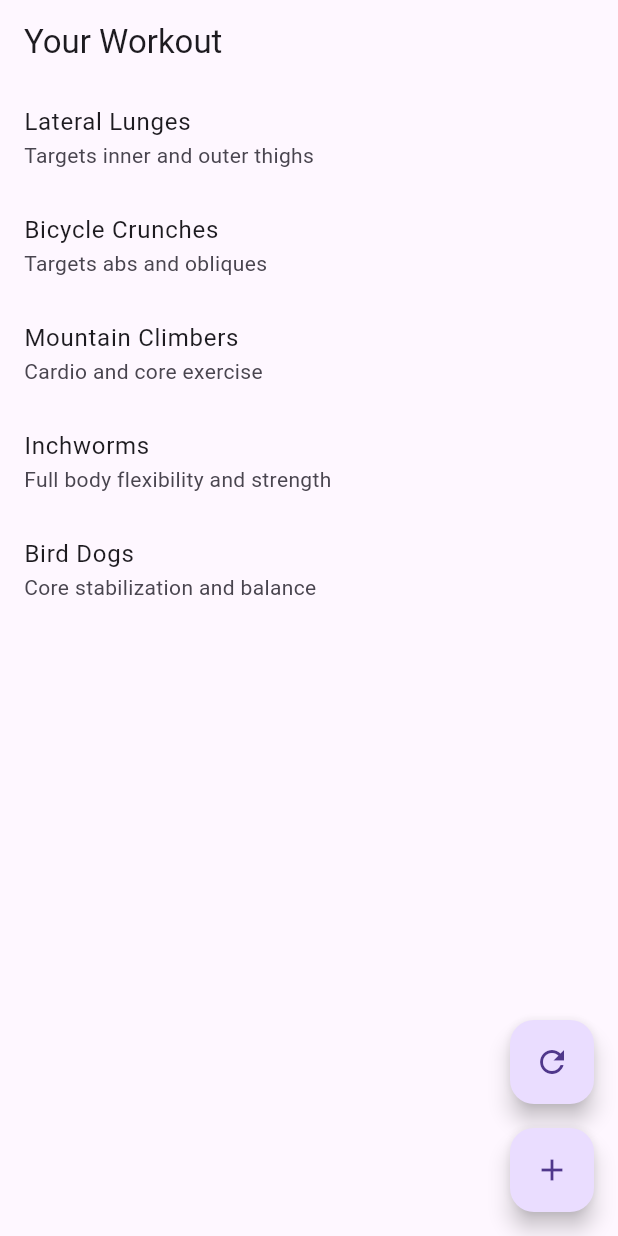
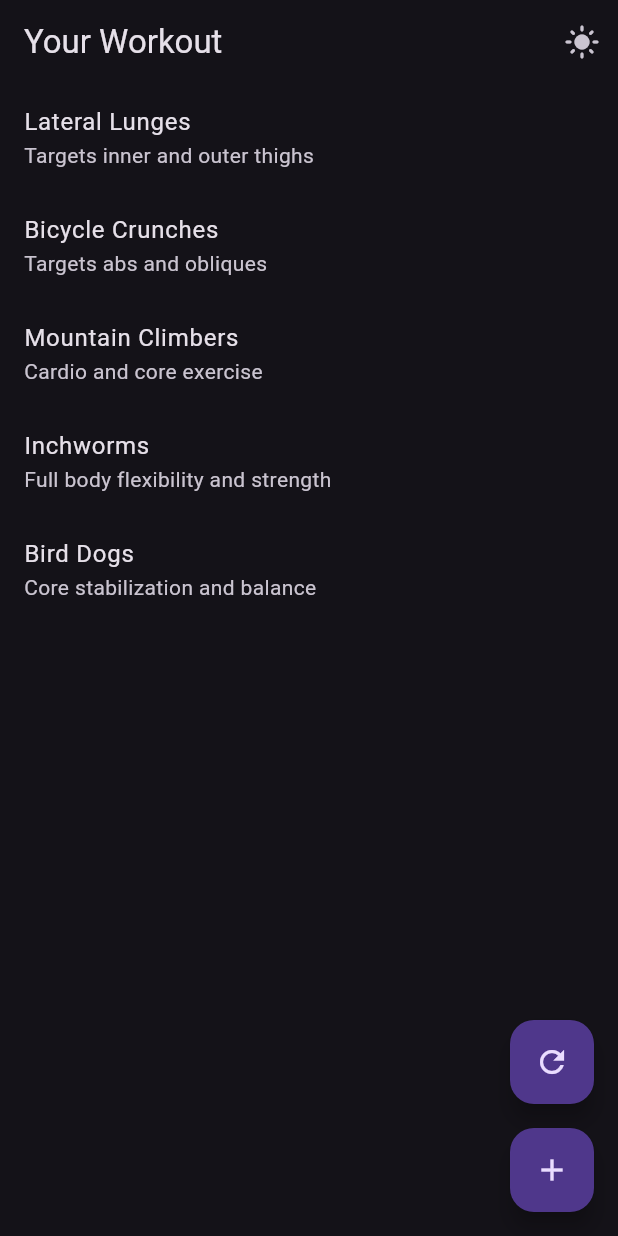
Before and after one commit to FlutterFriends/know_your_workout, a Flutter app: the screen it shows after launch, on a phone screen of 412 x 824 dp. Run offline on Flutter 3.47's test engine with Material 3 defaults, Android fonts, the phone set to English and light mode, and no system bars.

Commit message:
Add dark mode toggle

```diff
--- a/random_workout/lib/main.dart
+++ b/random_workout/lib/main.dart
@@ -5,17 +5,31 @@ void main() {
   runApp(const MyApp());
 }
 
-class MyApp extends StatelessWidget {
+class MyApp extends StatefulWidget {
   const MyApp({super.key});
+
+  @override
+  State<MyApp> createState() => _MyAppState();
+}
+
+class _MyAppState extends State<MyApp> {
+  bool _isDarkMode = true;
+
+  void toggleTheme() {
+    setState(() {
+      _isDarkMode = !_isDarkMode;
+    });
+  }
 
   @override
   Widget build(BuildContext context) {
     return MaterialApp(
       title: 'Random Workout Generator',
-      theme: ThemeData(
-        primarySwatch: Colors.blue,
+      theme: _isDarkMode ? ThemeData.dark() : ThemeData.light(),
+      home: WorkoutPage(
+        isDarkMode: _isDarkMode,
+        toggleTheme: toggleTheme,
       ),
-      home: const WorkoutPage(),
     );
   }
 }
@@ -29,7 +43,13 @@ class Exercise {
 }
 
 class WorkoutPage extends StatefulWidget {
-  const WorkoutPage({super.key});
+  final bool isDarkMode;
+  final VoidCallback toggleTheme;
+  const WorkoutPage({
+    super.key,
+    required this.isDarkMode,
+    required this.toggleTheme,
+  });
 
   @override
   _WorkoutPageState createState() => _WorkoutPageState();
@@ -168,7 +188,7 @@ class _WorkoutPageState extends State<WorkoutPage> {
                   )
                 : ScrollbarTheme(
                     data: ScrollbarThemeData(
-                      thumbVisibility: MaterialStateProperty.all(true),
+                      thumbVisibility: WidgetStateProperty.all(true),
                     ),
                     child: ListView.builder(
                       itemCount: availableExercises.length,
@@ -270,6 +290,12 @@ class _WorkoutPageState extends State<WorkoutPage> {
     return Scaffold(
       appBar: AppBar(
         title: const Text('Your Workout'),
+        actions: [
+          IconButton(
+            icon: Icon(widget.isDarkMode ? Icons.light_mode : Icons.dark_mode),
+            onPressed: widget.toggleTheme,
+          ),
+        ],
       ),
       body: ListView.builder(
         itemCount: exercises.length,
```
